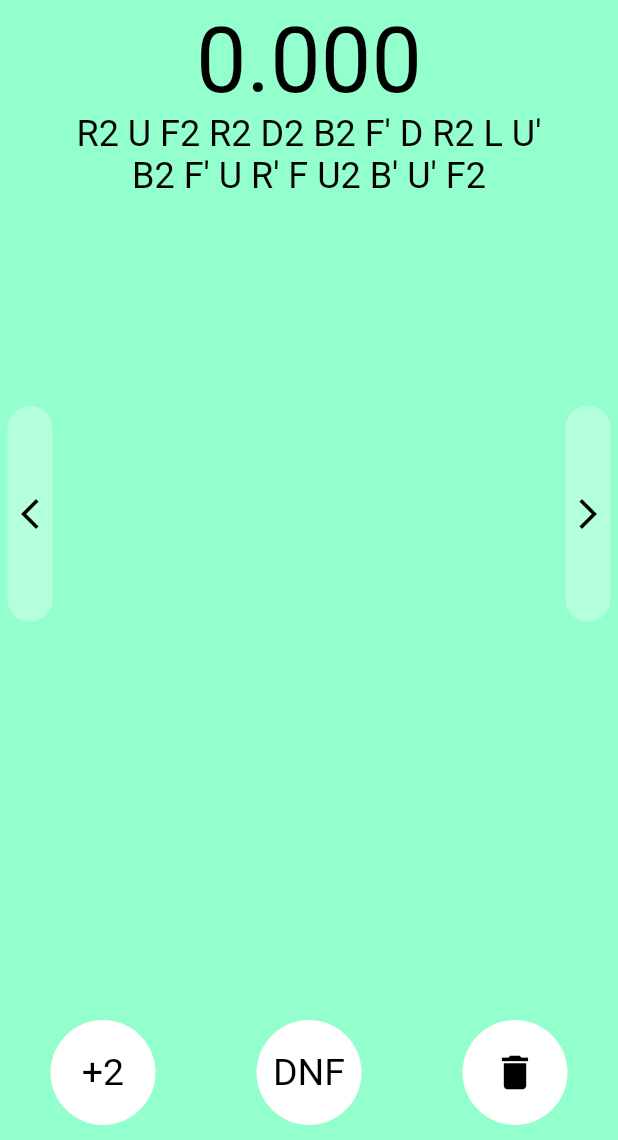
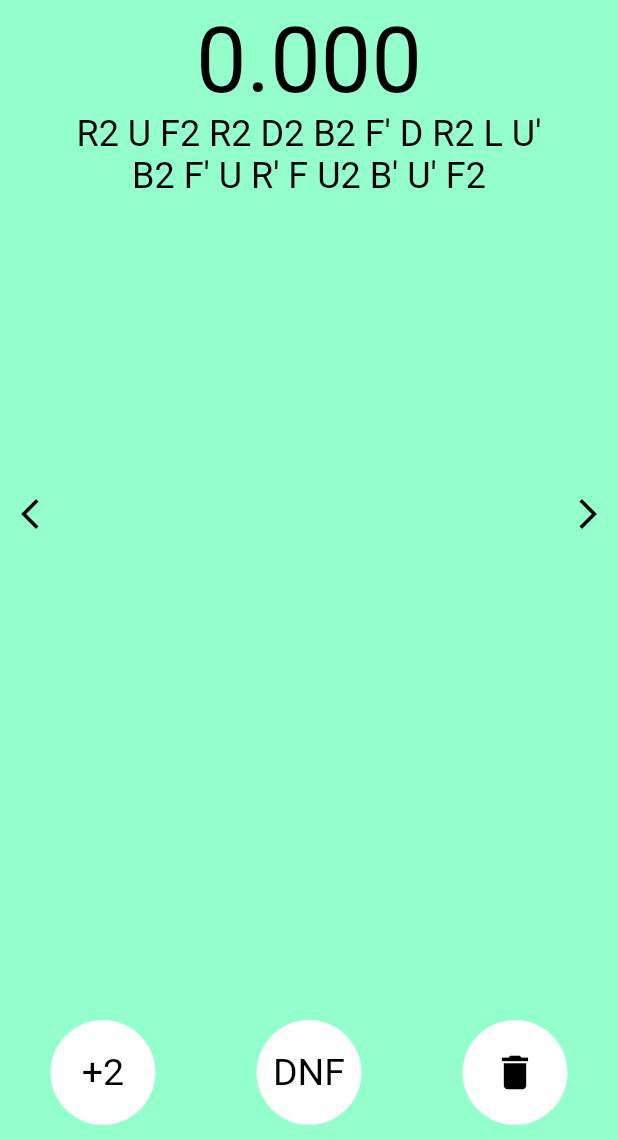
Before and after one commit to maxmasli/FlutterSpeedTimer, a Flutter app: the screen it shows after launch, on a phone screen of 412 x 824 dp, the part 96-1236 px from its top. Run offline on Flutter 3.47's test engine with Material 2 defaults, Android fonts, the phone set to English and light mode, and no system bars; our stand-ins replace bloc, dartz, equatable, flutter_bloc, flutter_colorpicker, flutter_svg and 4 more; accounts and stored records are empty.

Commit message:
make ui invisible during solve and make inkwell navigation buttons

```diff
--- a/lib/features/speedtimer/presentation/pages/timer_page.dart
+++ b/lib/features/speedtimer/presentation/pages/timer_page.dart
@@ -13,13 +13,18 @@ class TimerPage extends StatelessWidget {
   Widget build(BuildContext context) {
     return Scaffold(
       backgroundColor: Theme.of(context).colorScheme.primary,
-      body: Column(
+      body: BlocBuilder<TimerBloc, TimerState>(
+        builder: (context, state) {
+          return Column(
             crossAxisAlignment: CrossAxisAlignment.center,
+            mainAxisAlignment: MainAxisAlignment.center,
             children: const [
               TimerChangeEventButtonWidget(),
               TimerBodyWidget(),
               TimerPenaltyWidget(),
             ],
+          );
+        },
       ),
     );
   }
@@ -47,7 +52,15 @@ class TimerPenaltyWidget extends StatelessWidget {
 
   @override
   Widget build(BuildContext context) {
-    return Padding(
+    return BlocBuilder<TimerBloc, TimerState>(
+      buildWhen: (prev, state) => prev.timerStateEnum != state.timerStateEnum,
+      builder: (context, state) {
+        return Visibility(
+          visible: state.timerStateEnum != TimerStateEnum.running,
+          maintainSize: true,
+          maintainAnimation: true,
+          maintainState: true,
+          child: Padding(
             padding: const EdgeInsets.only(bottom: 10),
             child: Row(
               mainAxisAlignment: MainAxisAlignment.spaceAround,
@@ -57,6 +70,9 @@ class TimerPenaltyWidget extends StatelessWidget {
                 TimerDeleteResultWidget()
               ],
             ),
+          ),
+        );
+      },
     );
   }
 }
@@ -110,9 +126,12 @@ class TimerWidget extends StatelessWidget {
         if (state.timerStateEnum == TimerStateEnum.readyToStart) {
           textColor = Colors.green;
         }
+        final double fontSize =
+            state.timerStateEnum != TimerStateEnum.running ? 60 : 80;
         return Column(
           mainAxisAlignment: MainAxisAlignment.spaceBetween,
           crossAxisAlignment: CrossAxisAlignment.start,
+          mainAxisSize: MainAxisSize.max,
           children: [
             SizedBox(
               width: double.infinity,
@@ -120,7 +139,7 @@ class TimerWidget extends StatelessWidget {
                 children: [
                   Text(
                     millisToString(state.timeInMillis),
-                    style: TextStyle(fontSize: 60, color: textColor),
+                    style: TextStyle(fontSize: fontSize, color: textColor),
                     textAlign: TextAlign.center,
                   ),
                 ],
@@ -183,14 +202,22 @@ class TimerScrambleWidget extends StatelessWidget {
   @override
   Widget build(BuildContext context) {
     return BlocBuilder<TimerBloc, TimerState>(
-      buildWhen: (prev, state) => prev.scramble != state.scramble,
+      buildWhen: (prev, state) =>
+          prev.scramble != state.scramble ||
+          prev.timerStateEnum != state.timerStateEnum,
       builder: (context, state) {
-        return Text(
+        return Visibility(
+          visible: state.timerStateEnum != TimerStateEnum.running,
+          maintainState: true,
+          maintainAnimation: true,
+          maintainSize: true,
+          child: Text(
             state.scramble,
             style: TextStyle(
                 fontSize: 24,
                 color: Theme.of(context).textTheme.bodyMedium!.color),
             textAlign: TextAlign.center,
+          ),
         );
       },
     );
@@ -306,7 +333,15 @@ class TimerChangeEventButtonWidget extends StatelessWidget {
 
   @override
   Widget build(BuildContext context) {
-    return GestureDetector(
+    return BlocBuilder<TimerBloc, TimerState>(
+      buildWhen: (prev, state) => prev.timerStateEnum != state.timerStateEnum,
+      builder: (context, state) {
+        return Visibility(
+          visible: state.timerStateEnum != TimerStateEnum.running,
+          maintainSize: true,
+          maintainAnimation: true,
+          maintainState: true,
+          child: GestureDetector(
             onTap: () {
               showDialog(
                   context: context,
@@ -330,10 +365,14 @@ class TimerChangeEventButtonWidget extends StatelessWidget {
                   return Text(state.event.toEventString(),
                       style: TextStyle(
                           fontSize: 30,
-                    color: Theme.of(context).textTheme.bodyMedium!.color));
+                          color:
+                              Theme.of(context).textTheme.bodyMedium!.color));
                 },
               ),
             ),
+          ),
+        );
+      },
     );
   }
 }
@@ -343,24 +382,35 @@ class TimerResultsButtonWidget extends StatelessWidget {
 
   @override
   Widget build(BuildContext context) {
-    return GestureDetector(
+    return BlocBuilder<TimerBloc, TimerState>(
+      buildWhen: (prev, state) => prev.timerStateEnum != state.timerStateEnum,
+      builder: (context, state) {
+        return Visibility(
+          visible: state.timerStateEnum != TimerStateEnum.running,
+          maintainState: true,
+          maintainAnimation: true,
+          maintainSize: true,
+          child: Container(
+            margin: const EdgeInsets.only(right: 5),
+            child: InkWell(
+              borderRadius: const BorderRadius.all(Radius.circular(100)),
               onTap: () {
                 sl<PageController>().animateToPage(2,
-            duration: const Duration(milliseconds: 200), curve: Curves.ease);
+                    duration: const Duration(milliseconds: 200),
+                    curve: Curves.ease);
               },
-      child: Container(
-        margin: const EdgeInsets.only(right: 5),
-        decoration: BoxDecoration(
-            color: const Color(0xFFFFFFFF).withOpacity(0.3),
-            borderRadius: const BorderRadius.all(Radius.circular(100))),
               child: Padding(
-          padding: const EdgeInsets.symmetric(vertical: 60, horizontal: 3),
+                padding:
+                    const EdgeInsets.symmetric(vertical: 60, horizontal: 3),
                 child: Icon(
                   Icons.arrow_forward_ios,
                   color: Theme.of(context).textTheme.bodyMedium!.color,
                 ),
               ),
             ),
+          ),
+        );
+      },
     );
   }
 }
@@ -370,24 +420,35 @@ class TimerSettingsButtonWidget extends StatelessWidget {
 
   @override
   Widget build(BuildContext context) {
-    return GestureDetector(
+    return BlocBuilder<TimerBloc, TimerState>(
+      buildWhen: (prev, state) => prev.timerStateEnum != state.timerStateEnum,
+      builder: (context, state) {
+        return Visibility(
+          visible: state.timerStateEnum != TimerStateEnum.running,
+          maintainSize: true,
+          maintainAnimation: true,
+          maintainState: true,
+          child: Container(
+            margin: const EdgeInsets.only(left: 5),
+            child: InkWell(
               onTap: () {
                 sl<PageController>().animateToPage(0,
-            duration: const Duration(milliseconds: 200), curve: Curves.ease);
+                    duration: const Duration(milliseconds: 200),
+                    curve: Curves.ease);
               },
-      child: Container(
-        margin: const EdgeInsets.only(left: 5),
-        decoration: BoxDecoration(
-            color: const Color(0xFFFFFFFF).withOpacity(0.3),
-            borderRadius: const BorderRadius.all(Radius.circular(100))),
+              borderRadius: const BorderRadius.all(Radius.circular(100)),
               child: Padding(
-          padding: const EdgeInsets.symmetric(vertical: 60, horizontal: 3),
+                padding:
+                    const EdgeInsets.symmetric(vertical: 60, horizontal: 3),
                 child: Icon(
                   Icons.arrow_back_ios_new,
                   color: Theme.of(context).textTheme.bodyMedium!.color,
                 ),
               ),
             ),
+          ),
+        );
+      },
     );
   }
 }
```
Lines whose indentation alone changed are shown as unchanged.
